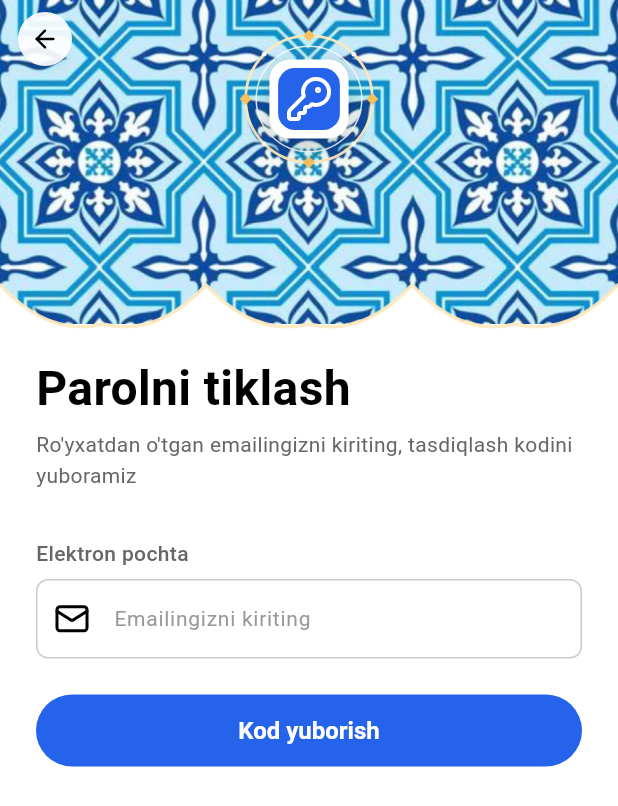
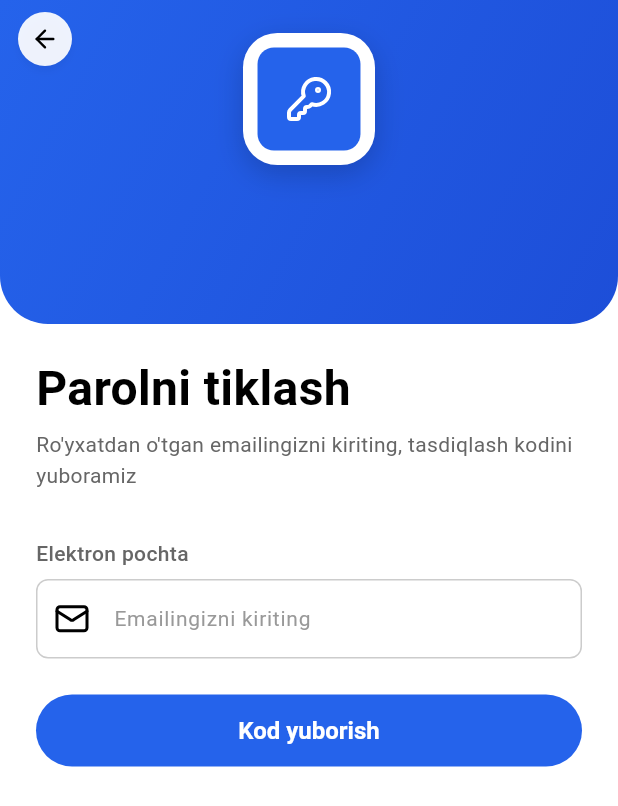
Before and after one commit to naimovdavlatshoh/ishtest, a Flutter app: the screen it shows after launch, after a tap on "Parolni unutdingizmi?", on a phone screen of 412 x 824 dp. Shown: the top 806 px of the screen. Run offline on Flutter 3.47's test engine with Material 3 defaults, Android fonts, the phone set to English and light mode, and no system bars; our stand-ins replace cached_network_image, file_picker, flutter_riverpod, flutter_secure_storage, go_router, lucide_icons_flutter and 1 more; network calls fail.

Commit message:
changed design

```diff
--- /dev/null
+++ b/lib/core/widgets/app_header/app_header.dart
@@ -0,0 +1,70 @@
+import 'package:flutter/material.dart';
+import '../../theme/app_colors.dart';
+
+/// Flat brand-blue banner with rounded bottom corners, used at the top of
+/// the auth screens and the splash screen in place of the old ikat/atlas
+/// pattern. Optionally lays a [child] (e.g. an [AppLogoBadge]) on top.
+class AppHeaderBand extends StatelessWidget {
+  const AppHeaderBand({
+    super.key,
+    required this.height,
+    this.borderRadius = 32,
+    this.child,
+  });
+
+  final double height;
+  final double borderRadius;
+  final Widget? child;
+
+  @override
+  Widget build(BuildContext context) {
+    return ClipRRect(
+      borderRadius: BorderRadius.only(
+        bottomLeft: Radius.circular(borderRadius),
+        bottomRight: Radius.circular(borderRadius),
+      ),
+      child: Container(
+        height: height,
+        width: double.infinity,
+        decoration: const BoxDecoration(
+          gradient: LinearGradient(
+            begin: Alignment.topLeft,
+            end: Alignment.bottomRight,
+            colors: [AppColors.primary, AppColors.primaryDark],
+          ),
+        ),
+        child: child,
+      ),
+    );
+  }
+}
+
+/// A plain rounded-square white badge with a soft shadow, for laying a
+/// logo/icon on top of [AppHeaderBand] instead of a flat unstyled image.
+class AppLogoBadge extends StatelessWidget {
+  const AppLogoBadge({super.key, this.size = 84, this.child});
+
+  final double size;
+  final Widget? child;
+
+  @override
+  Widget build(BuildContext context) {
+    return Container(
+      width: size,
+      height: size,
+      padding: EdgeInsets.all(size * 0.11),
+      decoration: BoxDecoration(
+        color: Colors.white,
+        borderRadius: BorderRadius.circular(size * 0.26),
+        boxShadow: [
+          BoxShadow(
+            color: Colors.black.withOpacity(0.18),
+            blurRadius: 16,
+            offset: const Offset(0, 6),
+          ),
+        ],
+      ),
+      child: child,
+    );
+  }
+}
--- a/lib/core/widgets/atlas/atlas_pattern.dart
+++ /dev/null
@@ -1,414 +0,0 @@
-import 'dart:math' as math;
-import 'dart:ui' as ui;
-
-import 'package:flutter/material.dart';
-
-/// The reference Central Asian majolica-tile artwork the user supplied,
-/// used as the fill for the atlas band/splash pattern in place of the
-/// procedural [IkatPatternPainter] below (kept intact so this can be
-/// reverted with a one-line swap back to `CustomPaint(painter:
-/// IkatPatternPainter(...))` if the image version doesn't stick).
-const String _tileImagePath = 'assets/images/tile_pattern.png';
-
-Widget buildAtlasPatternLayer({double opacity = 1.0}) {
-  final Widget image = SizedBox.expand(
-    child: Image.asset(_tileImagePath, fit: BoxFit.cover),
-  );
-  return opacity >= 1.0 ? image : Opacity(opacity: opacity, child: image);
-}
-
-/// Paints a richer take on the traditional Uzbek atlas/ikat medallion —
-/// a glowing red/gold center diamond with a nested inner core, teal
-/// corner jewels, gold edge accents, small paisley-like petals between
-/// them, and a scatter of fine embroidery-dot texture. Soft dye-bleed
-/// blur sits under crisp gold stitch outlines, tiled seamlessly to fill
-/// whatever size the canvas is given.
-class IkatPatternPainter extends CustomPainter {
-  const IkatPatternPainter({
-    this.opacity = 1.0,
-    this.tileSize = 130,
-    this.blurSigma = 5,
-  });
-
-  final double opacity;
-  final double tileSize;
-  final double blurSigma;
-
-  static const Color _cream = Color(0xFFFBF3E7);
-  static const Color _goldCore = Color(0xFFFFD98C);
-  static const Color _redA = Color(0xFFE2672A);
-  static const Color _redB = Color(0xFF9E1B2E);
-  static const Color _goldA = Color(0xFFF7C25C);
-  static const Color _goldB = Color(0xFFD9531E);
-  static const Color _tealA = Color(0xFF4FA6B8);
-  static const Color _tealB = Color(0xFF1B4C8C);
-  static const Color _stitch = Color(0xFFFFE9BE);
-  static const Color _petal = Color(0xFF2E7A8C);
-
-  @override
-  void paint(Canvas canvas, Size size) {
-    final int cols = (size.width / tileSize).ceil() + 1;
-    final int rows = (size.height / tileSize).ceil() + 1;
-
-    for (int row = -1; row < rows; row++) {
-      for (int col = -1; col < cols; col++) {
-        _paintTile(canvas, Offset(col * tileSize, row * tileSize));
-      }
-    }
-  }
-
-  void _paintTile(Canvas canvas, Offset o) {
-    final double t = tileSize;
-    final Rect tileRect = Rect.fromLTWH(o.dx, o.dy, t, t);
-
-    canvas.save();
-    canvas.clipRect(tileRect);
-    canvas.drawRect(tileRect, Paint()..color = _cream.withOpacity(opacity));
-
-    final ui.MaskFilter softBlur = ui.MaskFilter.blur(BlurStyle.normal, blurSigma);
-    final ui.MaskFilter lightBlur = ui.MaskFilter.blur(BlurStyle.normal, blurSigma * 0.5);
-
-    Path diamondPath(Offset c, double r) {
-      return Path()
-        ..moveTo(c.dx, c.dy - r)
-        ..lineTo(c.dx + r, c.dy)
-        ..lineTo(c.dx, c.dy + r)
-        ..lineTo(c.dx - r, c.dy)
-        ..close();
-    }
-
-    void glowDiamond(Offset c, double r, Color a, Color b, {ui.MaskFilter? blur, bool stitch = true}) {
-      final Path path = diamondPath(c, r);
-      final Paint fill = Paint()
-        ..shader = ui.Gradient.radial(
-          c,
-          r * 1.05,
-          [a.withOpacity(opacity), b.withOpacity(opacity)],
-          [0.0, 1.0],
-        );
-      if (blur != null) fill.maskFilter = blur;
-      canvas.drawPath(path, fill);
-      if (stitch) {
-        canvas.drawPath(
-          path,
-          Paint()
-            ..style = PaintingStyle.stroke
-            ..strokeWidth = math.max(1.0, r * 0.045)
-            ..color = _stitch.withOpacity(opacity * 0.75),
-        );
-      }
-    }
-
-    void leaf(Offset tip, Offset base, double width, Color color) {
-      final double dx = tip.dx - base.dx;
-      final double dy = tip.dy - base.dy;
-      final double len = math.sqrt(dx * dx + dy * dy);
-      if (len == 0) return;
-      final double nx = -dy / len * width;
-      final double ny = dx / len * width;
-      final Offset mid1 = Offset((tip.dx + base.dx) / 2 + nx, (tip.dy + base.dy) / 2 + ny);
-      final Offset mid2 = Offset((tip.dx + base.dx) / 2 - nx, (tip.dy + base.dy) / 2 - ny);
-      final Path path = Path()
-        ..moveTo(tip.dx, tip.dy)
-        ..quadraticBezierTo(mid1.dx, mid1.dy, base.dx, base.dy)
-        ..quadraticBezierTo(mid2.dx, mid2.dy, tip.dx, tip.dy)
-        ..close();
-      final Paint fill = Paint()
-        ..color = color.withOpacity(opacity * 0.8)
-        ..maskFilter = lightBlur;
-      canvas.drawPath(path, fill);
-      canvas.drawPath(
-        path,
-        Paint()
-          ..style = PaintingStyle.stroke
-          ..strokeWidth = 0.9
-          ..color = _stitch.withOpacity(opacity * 0.55),
-      );
-    }
-
-    final Offset center = Offset(o.dx + t / 2, o.dy + t / 2);
-    final double rBig = t * 0.30;
-    final double rCore = t * 0.14;
-    final double rCorner = t * 0.165;
-    final double rEdge = t * 0.135;
-    final double rPetalTip = t * 0.40;
-
-    // Center medallion: outer glow diamond + nested inner core + jewel dot.
-    glowDiamond(center, rBig, _goldA, _redB, blur: softBlur);
-    glowDiamond(center, rCore, _goldCore, _redA, blur: lightBlur);
-    canvas.drawCircle(center, math.max(1.5, rCore * 0.18), Paint()..color = _stitch.withOpacity(opacity * 0.9));
-
-    // Paisley-like petals reaching from the center toward each corner.
-    for (final Offset corner in [
-      Offset(o.dx, o.dy),
-      Offset(o.dx + t, o.dy),
-      Offset(o.dx, o.dy + t),
-      Offset(o.dx + t, o.dy + t),
-    ]) {
-      final double ux = (corner.dx - center.dx);
-      final double uy = (corner.dy - center.dy);
-      final double ulen = math.sqrt(ux * ux + uy * uy);
-      final Offset tip = Offset(center.dx + ux / ulen * rPetalTip, center.dy + uy / ulen * rPetalTip);
-      final Offset base = Offset(center.dx + ux / ulen * (rBig * 0.7), center.dy + uy / ulen * (rBig * 0.7));
-      leaf(tip, base, t * 0.05, _petal);
-    }
-
-    // Corner jewels.
-    for (final Offset corner in [
-      Offset(o.dx, o.dy),
-      Offset(o.dx + t, o.dy),
-      Offset(o.dx, o.dy + t),
-      Offset(o.dx + t, o.dy + t),
-    ]) {
-      glowDiamond(corner, rCorner, _tealA, _tealB, blur: softBlur);
-      glowDiamond(corner, rCorner * 0.42, _cream, _tealA, blur: lightBlur, stitch: false);
-    }
-
-    // Edge-midpoint gold accents.
-    for (final Offset mid in [
-      Offset(o.dx + t / 2, o.dy),
-      Offset(o.dx + t / 2, o.dy + t),
-      Offset(o.dx, o.dy + t / 2),
-      Offset(o.dx + t, o.dy + t / 2),
-    ]) {
-      glowDiamond(mid, rEdge, _goldA, _goldB, blur: softBlur);
-    }
-
-    // Fine embroidery-dot texture scattered around the medallion.
-    final Paint dotPaint = Paint()..color = _stitch.withOpacity(opacity * 0.6);
-    for (double angle = 0; angle < math.pi * 2; angle += math.pi / 6) {
-      final double dr = rBig * 1.55;
-      final Offset p = Offset(center.dx + math.cos(angle) * dr, center.dy + math.sin(angle) * dr);
-      if (tileRect.contains(p)) {
-        canvas.drawCircle(p, math.max(1.0, t * 0.008), dotPaint);
-      }
-    }
-
-    canvas.restore();
-  }
-
-  @override
-  bool shouldRepaint(covariant IkatPatternPainter oldDelegate) {
-    return oldDelegate.opacity != opacity ||
-        oldDelegate.tileSize != tileSize ||
-        oldDelegate.blurSigma != blurSigma;
-  }
-}
-
-/// Builds the repeating pointed-arch silhouette (echoing the scalloped
-/// iwan/gateway arcades of Uzbek madrasah architecture) used as both the
-/// clip boundary and the decorative trim line for [AtlasBand].
-Path buildArchPath(Size size, {required double archDepth, required int archCount}) {
-  final double w = size.width;
-  final double base = size.height - archDepth;
-  final double unit = w / archCount;
-
-  final Path path = Path()..moveTo(0, base);
-  for (int i = 0; i < archCount; i++) {
-    final double x0 = i * unit;
-    path
-      ..quadraticBezierTo(x0 + unit * 0.24, base + archDepth * 1.35, x0 + unit * 0.5, base + archDepth)
-      ..quadraticBezierTo(x0 + unit * 0.76, base + archDepth * 1.35, x0 + unit, base);
-  }
-  return path;
-}
-
-/// Clips the bottom edge of a band into a repeating pointed-arch
-/// silhouette instead of a plain rectangle or a single soft wave.
-class AtlasArchClipper extends CustomClipper<Path> {
-  const AtlasArchClipper({this.archDepth = 18, this.archCount = 4});
-
-  final double archDepth;
-  final int archCount;
-
-  @override
-  Path getClip(Size size) {
-    final double w = size.width;
-    final double base = size.height - archDepth;
-    final double unit = w / archCount;
-
-    final Path path = Path()
-      ..moveTo(0, 0)
-      ..lineTo(w, 0)
-      ..lineTo(w, base);
-
-    for (int i = archCount - 1; i >= 0; i--) {
-      final double x0 = i * unit;
-      path
-        ..quadraticBezierTo(x0 + unit * 0.76, base + archDepth * 1.35, x0 + unit * 0.5, base + archDepth)
-        ..quadraticBezierTo(x0 + unit * 0.24, base + archDepth * 1.35, x0, base);
-    }
-
-    path.close();
-    return path;
-  }
-
-  @override
-  bool shouldReclip(covariant AtlasArchClipper oldClipper) =>
-      oldClipper.archDepth != archDepth || oldClipper.archCount != archCount;
-}
-
-/// Strokes a thin gold trim line along the same arch silhouette
-/// [AtlasArchClipper] cuts — the "piping" that makes the band read as
-/// woven trim rather than a clipped photo.
-class _ArchTrimPainter extends CustomPainter {
-  const _ArchTrimPainter({required this.archDepth, required this.archCount});
-
-  final double archDepth;
-  final int archCount;
-
-  @override
-  void paint(Canvas canvas, Size size) {
-    final Path arches = buildArchPath(size, archDepth: archDepth, archCount: archCount);
-    canvas.drawPath(
-      arches,
-      Paint()
-        ..style = PaintingStyle.stroke
-        ..strokeWidth = 2.4
-        ..color = const Color(0xFFFFE9BE).withOpacity(0.9)
-        ..strokeCap = StrokeCap.round,
-    );
-  }
-
-  @override
-  bool shouldRepaint(covariant _ArchTrimPainter oldDelegate) =>
-      oldDelegate.archDepth != archDepth || oldDelegate.archCount != archCount;
-}
-
-/// A decorative medallion badge — concentric gold rings with small
-/// diamond studs, for laying a logo mark on top of the atlas band
-/// instead of a plain flat chip.
-class AtlasMedallion extends StatelessWidget {
-  const AtlasMedallion({super.key, this.size = 84, this.child});
-
-  final double size;
-  final Widget? child;
-
-  @override
-  Widget build(BuildContext context) {
-    final double badge = size * 0.6;
-    return SizedBox(
-      width: size,
-      height: size,
-      child: Stack(
-        alignment: Alignment.center,
-        children: [
-          CustomPaint(size: Size.square(size), painter: const _MedallionRingPainter()),
-          Container(
-            width: badge,
-            height: badge,
-            padding: EdgeInsets.all(badge * 0.11),
-            decoration: BoxDecoration(
-              color: Colors.white,
-              borderRadius: BorderRadius.circular(badge * 0.26),
-              boxShadow: [
-                BoxShadow(
-                  color: Colors.black.withOpacity(0.2),
-                  blurRadius: 14,
-                  offset: const Offset(0, 5),
-                ),
-              ],
-            ),
-            child: child,
-          ),
-        ],
-      ),
-    );
-  }
-}
-
-class _MedallionRingPainter extends CustomPainter {
-  const _MedallionRingPainter();
-
-  @override
-  void paint(Canvas canvas, Size size) {
-    final Offset c = Offset(size.width / 2, size.height / 2);
-    final double rOuter = size.width * 0.48;
-    final double rInner = size.width * 0.40;
-
-    canvas.drawCircle(
-      c,
-      rOuter,
-      Paint()
-        ..style = PaintingStyle.stroke
-        ..strokeWidth = 1.8
-        ..color = const Color(0xFFFFE9BE).withOpacity(0.95),
-    );
-    canvas.drawCircle(
-      c,
-      rInner,
-      Paint()
-        ..style = PaintingStyle.stroke
-        ..strokeWidth = 1
-        ..color = Colors.white.withOpacity(0.85),
-    );
-
-    for (int i = 0; i < 4; i++) {
-      final double angle = i * math.pi / 2 - math.pi / 2;
-      final Offset p = Offset(c.dx + math.cos(angle) * rOuter, c.dy + math.sin(angle) * rOuter);
-      final double r = size.width * 0.045;
-      final Path diamond = Path()
-        ..moveTo(p.dx, p.dy - r)
-        ..lineTo(p.dx + r, p.dy)
-        ..lineTo(p.dx, p.dy + r)
-        ..lineTo(p.dx - r, p.dy)
-        ..close();
-      canvas.drawPath(diamond, Paint()..color = const Color(0xFFF7C25C));
-    }
-    for (int i = 0; i < 4; i++) {
-      final double angle = i * math.pi / 2 - math.pi / 4;
-      final Offset p = Offset(c.dx + math.cos(angle) * rOuter, c.dy + math.sin(angle) * rOuter);
-      canvas.drawCircle(p, size.width * 0.018, Paint()..color = Colors.white.withOpacity(0.9));
-    }
-  }
-
-  @override
-  bool shouldRepaint(covariant _MedallionRingPainter oldDelegate) => false;
-}
-
-/// A ready-to-drop-in decorative ikat band: an arch-bottomed shape filled
-/// with [IkatPatternPainter] plus a gold trim line, with an optional
-/// [child] laid on top (e.g. an [AtlasMedallion]). Used at the top of the
-/// auth screens and the splash screen; the shared app shell (see
-/// MainScreen) paints the same pattern directly into its AppBar's
-/// flexibleSpace instead, since that needs to coexist with the AppBar's
-/// own title/actions layout.
-class AtlasBand extends StatelessWidget {
-  const AtlasBand({
-    super.key,
-    required this.height,
-    this.archDepth = 18,
-    this.archCount = 4,
-    this.tileSize = 130,
-    this.opacity = 1.0,
-    this.blurSigma = 5,
-    this.child,
-  });
-
-  final double height;
-  final double archDepth;
-  final int archCount;
-  final double tileSize;
-  final double opacity;
-  final double blurSigma;
-  final Widget? child;
-
-  @override
-  Widget build(BuildContext context) {
-    return SizedBox(
-      height: height,
-      width: double.infinity,
-      child: Stack(
-        fit: StackFit.expand,
-        children: [
-          ClipPath(
-            clipper: AtlasArchClipper(archDepth: archDepth, archCount: archCount),
-            child: buildAtlasPatternLayer(opacity: opacity),
-          ),
-          CustomPaint(painter: _ArchTrimPainter(archDepth: archDepth, archCount: archCount)),
-          if (child != null) child!,
-        ],
-      ),
-    );
-  }
-}
--- a/lib/features/auth/presentation/forgot_password_screen.dart
+++ b/lib/features/auth/presentation/forgot_password_screen.dart
@@ -9,7 +9,7 @@ import '../../../core/theme/app_text_styles.dart';
 import '../../../core/utils/validators.dart';
 import '../../../core/utils/extensions.dart';
 import '../../../core/widgets/buttons/primary_button.dart';
-import '../../../core/widgets/atlas/atlas_pattern.dart';
+import '../../../core/widgets/app_header/app_header.dart';
 import '../widgets/auth_text_field.dart';
 import '../providers/password_reset_provider.dart';
 
@@ -97,7 +97,7 @@ class _ForgotPasswordScreenState extends ConsumerState<ForgotPasswordScreen> {
             child: Stack(
               clipBehavior: Clip.none,
               children: [
-                const AtlasBand(height: 216, archDepth: 26, archCount: 3, tileSize: 115),
+                const AppHeaderBand(height: 216),
                 Positioned(
                   top: MediaQuery.of(context).padding.top + 8,
                   left: 12,
@@ -111,7 +111,7 @@ class _ForgotPasswordScreenState extends ConsumerState<ForgotPasswordScreen> {
                   left: 0,
                   right: 0,
                   child: Center(
-                    child: AtlasMedallion(
+                    child: AppLogoBadge(
                       size: 88,
                       child: Container(
                         decoration: BoxDecoration(
--- a/lib/features/auth/presentation/login_screen.dart
+++ b/lib/features/auth/presentation/login_screen.dart
@@ -7,7 +7,7 @@ import '../../../core/theme/app_text_styles.dart';
 import '../../../core/utils/validators.dart';
 import '../../../core/utils/extensions.dart';
 import '../../../core/widgets/buttons/primary_button.dart';
-import '../../../core/widgets/atlas/atlas_pattern.dart';
+import '../../../core/widgets/app_header/app_header.dart';
 import '../widgets/auth_text_field.dart';
 import '../providers/auth_provider.dart';
 import 'package:lucide_icons_flutter/lucide_icons.dart';
@@ -60,13 +60,13 @@ class _LoginScreenState extends ConsumerState<LoginScreen> {
             child: Stack(
               clipBehavior: Clip.none,
               children: [
-                const AtlasBand(height: 216, archDepth: 26, archCount: 3, tileSize: 115),
+                const AppHeaderBand(height: 216),
                 Positioned(
                   top: MediaQuery.of(context).padding.top + 22,
                   left: 0,
                   right: 0,
                   child: Center(
-                    child: AtlasMedallion(
+                    child: AppLogoBadge(
                       size: 88,
                       child: ClipRRect(
                         borderRadius: BorderRadius.circular(11),
--- a/lib/features/auth/presentation/register_screen.dart
+++ b/lib/features/auth/presentation/register_screen.dart
@@ -8,7 +8,7 @@ import '../../../core/theme/app_text_styles.dart';
 import '../../../core/utils/validators.dart';
 import '../../../core/utils/extensions.dart';
 import '../../../core/widgets/buttons/primary_button.dart';
-import '../../../core/widgets/atlas/atlas_pattern.dart';
+import '../../../core/widgets/app_header/app_header.dart';
 import '../widgets/auth_text_field.dart';
 import '../providers/auth_provider.dart';
 import 'package:lucide_icons_flutter/lucide_icons.dart';
@@ -94,13 +94,13 @@ class _RegisterScreenState extends ConsumerState<RegisterScreen> {
             child: Stack(
               clipBehavior: Clip.none,
               children: [
-                const AtlasBand(height: 216, archDepth: 26, archCount: 3, tileSize: 115),
+                const AppHeaderBand(height: 216),
                 Positioned(
                   top: MediaQuery.of(context).padding.top + 22,
                   left: 0,
                   right: 0,
                   child: Center(
-                    child: AtlasMedallion(
+                    child: AppLogoBadge(
                       size: 88,
                       child: ClipRRect(
                         borderRadius: BorderRadius.circular(11),
--- a/lib/features/splash/presentation/splash_screen.dart
+++ b/lib/features/splash/presentation/splash_screen.dart
@@ -1,9 +1,10 @@
 import 'package:flutter/material.dart';
-import '../../../core/widgets/atlas/atlas_pattern.dart';
+import '../../../core/theme/app_colors.dart';
+import '../../../core/widgets/app_header/app_header.dart';
 
 /// Shown briefly while the stored session is being checked at cold start
 /// (see authProvider._init and the '/splash' gate in app_router.dart) —
-/// the bold, full-bleed take on the atlas/ikat pattern.
+/// a flat brand-blue gradient background.
 class SplashScreen extends StatelessWidget {
   const SplashScreen({super.key});
 
@@ -13,20 +14,19 @@ class SplashScreen extends StatelessWidget {
       body: Stack(
         fit: StackFit.expand,
         children: [
-          buildAtlasPatternLayer(),
           const DecoratedBox(
             decoration: BoxDecoration(
-              gradient: RadialGradient(
-                center: Alignment(0, -0.15),
-                radius: 0.9,
-                colors: [Color(0x0D000000), Color(0x47000000)],
+              gradient: LinearGradient(
+                begin: Alignment.topLeft,
+                end: Alignment.bottomRight,
+                colors: [AppColors.primary, AppColors.primaryDark],
               ),
             ),
           ),
           Column(
             mainAxisAlignment: MainAxisAlignment.center,
             children: [
-              AtlasMedallion(
+              AppLogoBadge(
                 size: 132,
                 child: ClipRRect(
                   borderRadius: BorderRadius.circular(14),
```
Also changed, not shown: lib/features/main/presentation/main_screen.dart (+3 -6 lines), assets/images/tile_pattern.png (deleted).
